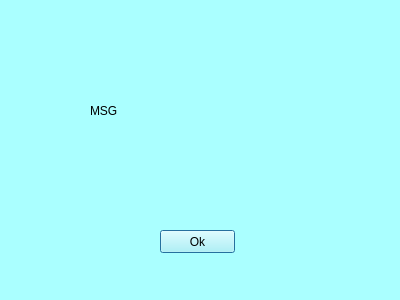
First picture: the form in error_win.ui, repository Fayadkhan8911/Medico-Desktop-App, before the edit.
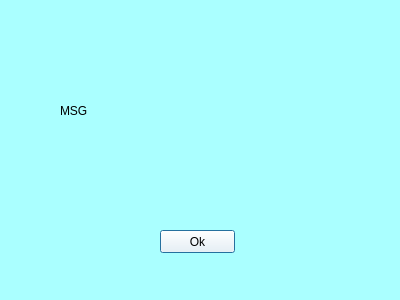
Second picture: the form after the edit.

Patch:
```diff
--- a/error_win.ui
+++ b/error_win.ui
@@ -25,6 +25,9 @@
      <height>23</height>
     </rect>
    </property>
+   <property name="styleSheet">
+    <string notr="true">background-color: rgb(255, 255, 255);</string>
+   </property>
    <property name="text">
     <string>Ok</string>
    </property>
@@ -32,9 +35,9 @@
   <widget class="QLabel" name="msg">
    <property name="geometry">
     <rect>
-     <x>90</x>
+     <x>60</x>
      <y>70</y>
-     <width>141</width>
+     <width>291</width>
      <height>81</height>
     </rect>
    </property>
```
Left out of the diff: 2 changed lines with no effect on the pictures.
